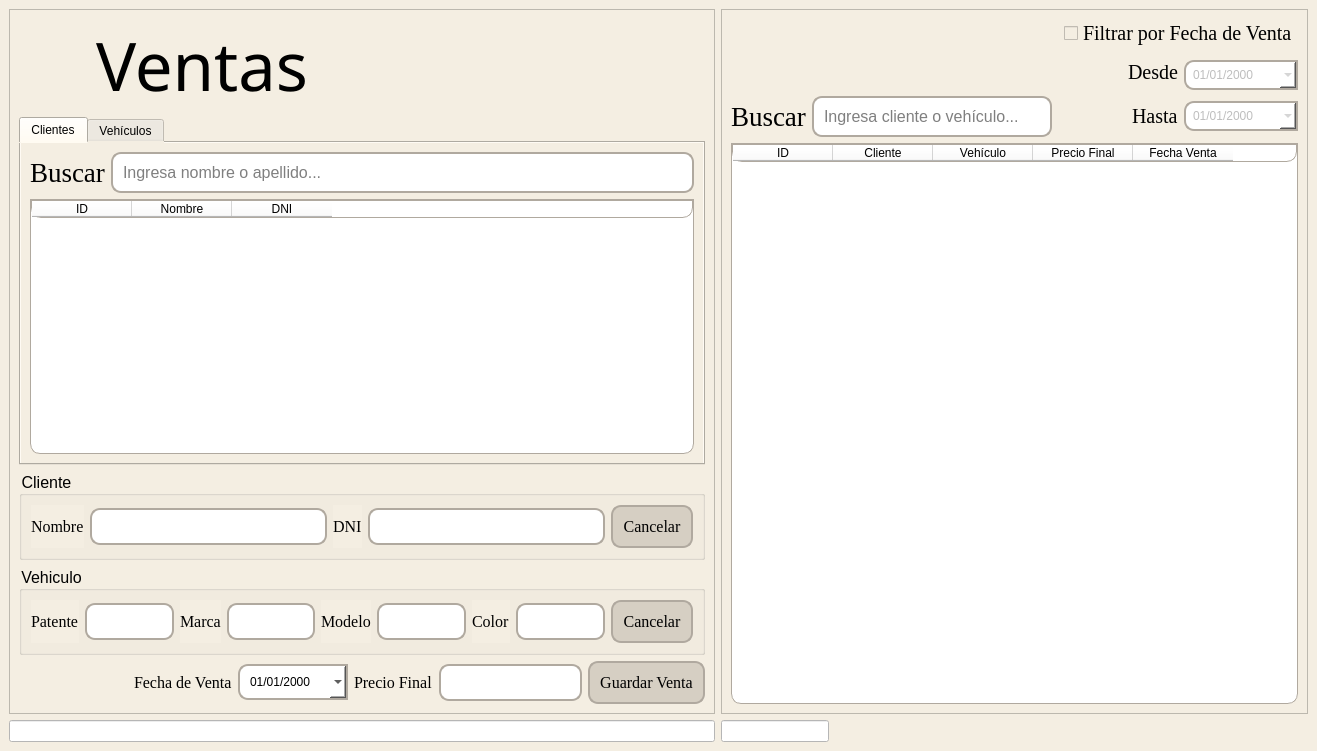
Above: src/gui/ventas.ui from GabrielTrejo1/Prueba before the change. Below: the same form after it.
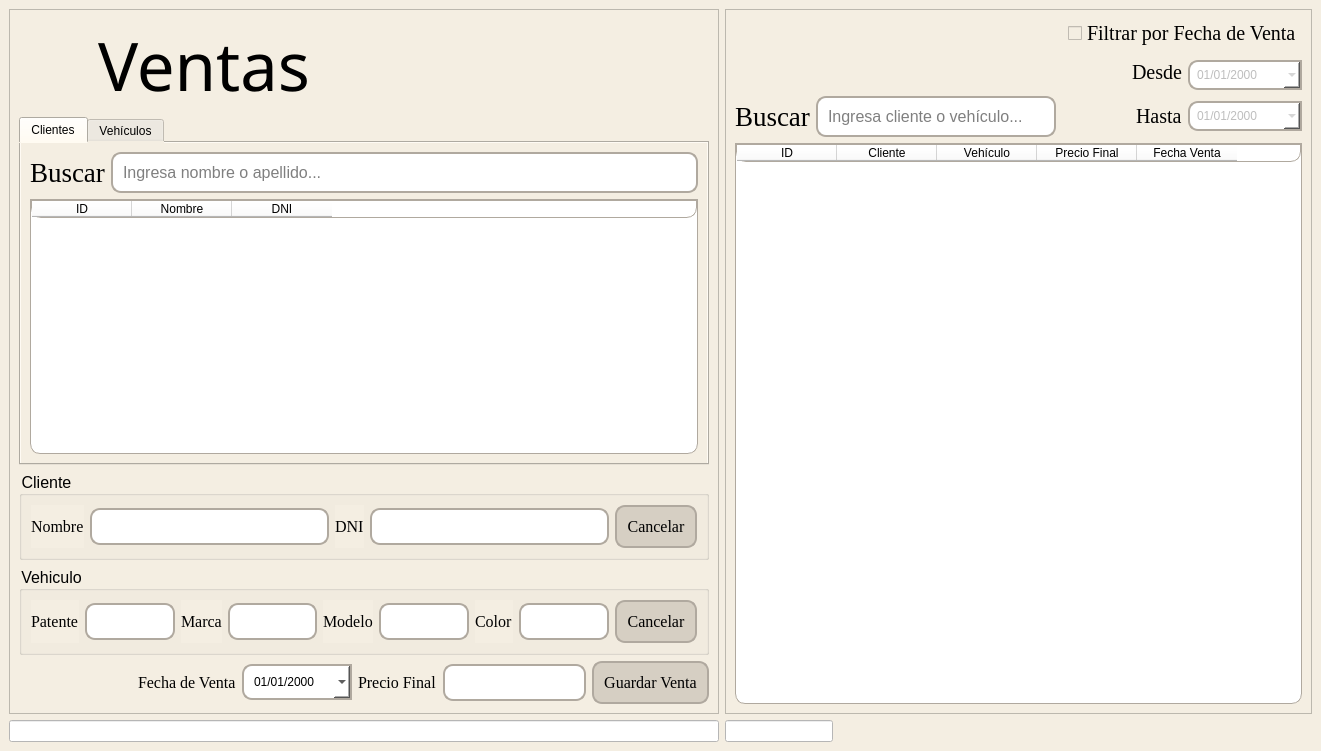
That is the form after the change. Icons and pictures are not drawn.

Diff of the .ui file:
```diff
--- a/src/gui/ventas.ui
+++ b/src/gui/ventas.ui
@@ -6,7 +6,7 @@
    <rect>
     <x>0</x>
     <y>0</y>
-    <width>1317</width>
+    <width>1321</width>
     <height>751</height>
    </rect>
   </property>
@@ -534,6 +534,9 @@
              <property name="sortingEnabled">
               <bool>true</bool>
              </property>
+             <attribute name="horizontalHeaderStretchLastSection">
+              <bool>false</bool>
+             </attribute>
              <attribute name="verticalHeaderVisible">
               <bool>false</bool>
              </attribute>
@@ -753,6 +756,9 @@
          <property name="sortingEnabled">
           <bool>true</bool>
          </property>
+         <attribute name="horizontalHeaderStretchLastSection">
+          <bool>false</bool>
+         </attribute>
          <attribute name="verticalHeaderVisible">
           <bool>false</bool>
          </attribute>
```
Left out of the diff: 3 changed lines with no effect on the pictures.
